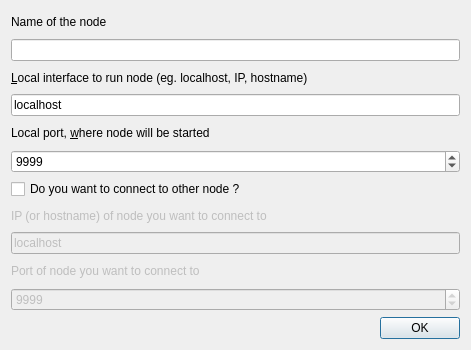
pklejch/distributed-chat, file distributed-chat/startnode.ui: the form before one commit.
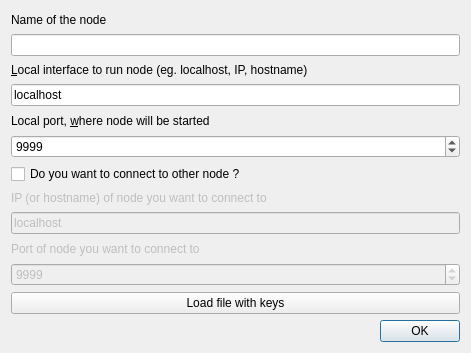
The form after the commit.

Diff of the .ui file:
```diff
--- a/distributed-chat/startnode.ui
+++ b/distributed-chat/startnode.ui
@@ -7,7 +7,7 @@
     <x>0</x>
     <y>0</y>
     <width>471</width>
-    <height>350</height>
+    <height>353</height>
    </rect>
   </property>
   <property name="windowTitle">
@@ -126,6 +126,13 @@
      </property>
     </widget>
    </item>
+   <item>
+    <widget class="QPushButton" name="btn_keys">
+     <property name="text">
+      <string>Load file with keys</string>
+     </property>
+    </widget>
+   </item>
    <item>
     <widget class="QDialogButtonBox" name="buttonBox">
      <property name="orientation">
```
